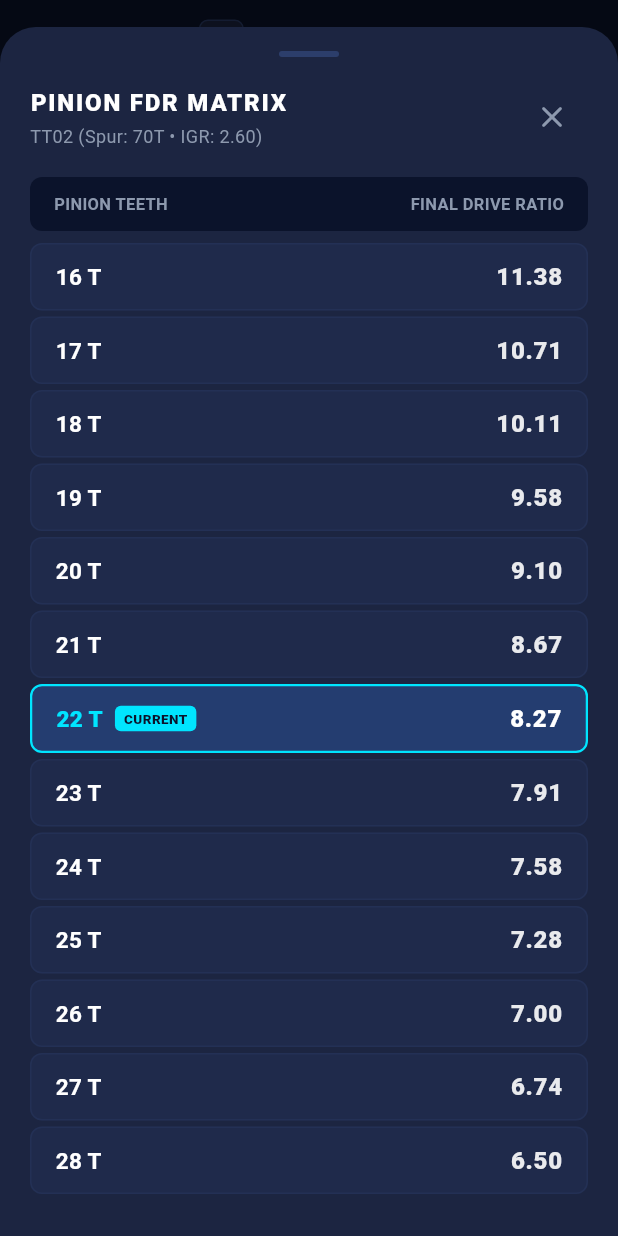
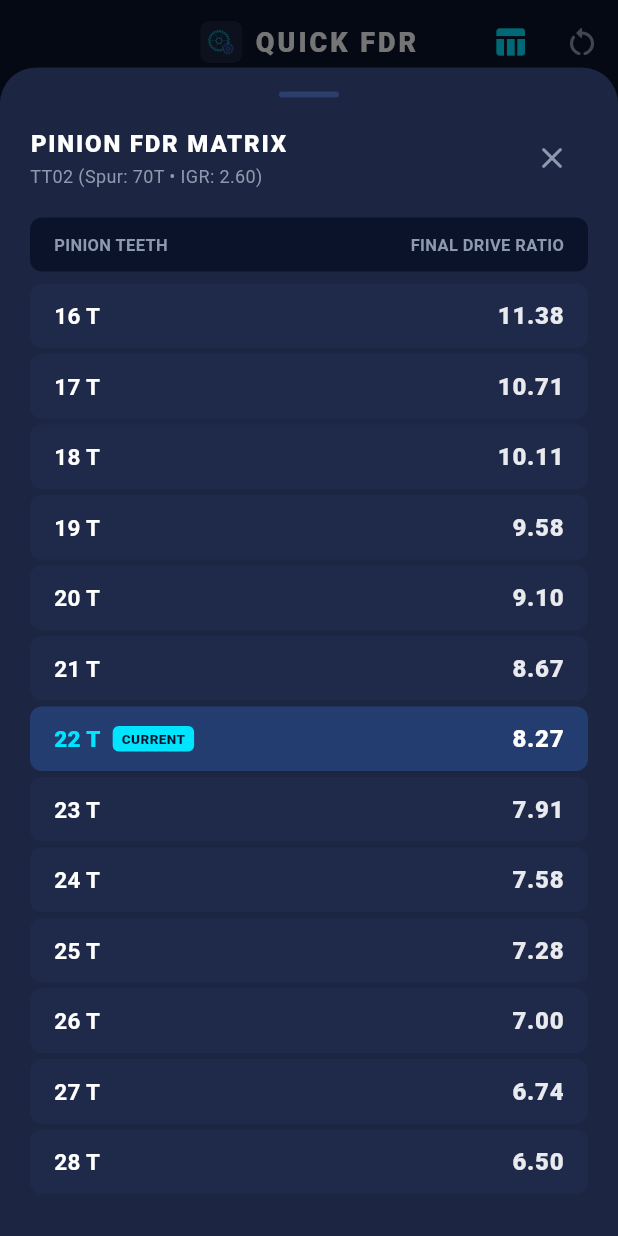
Before and after one commit to athallahannafis/quick-fdr, a Flutter app: the screen it shows after launch, after a tap on the "table chart" icon, on a phone screen of 412 x 824 dp. Run offline on Flutter 3.47's test engine with Material 3 defaults, Android fonts, the phone set to English and light mode, and no system bars; our stand-ins replace shared_preferences.

Commit message:
fix: set minimum  FDR and add refactor ui

```diff
--- a/lib/screens/calculator_screen.dart
+++ b/lib/screens/calculator_screen.dart
@@ -24,6 +24,9 @@ class CalculatorScreen extends StatefulWidget {
 }
 
 class _CalculatorScreenState extends State<CalculatorScreen> {
+  static const int _minPinion = 6;
+  static const int _maxPinion = 80;
+
   late final PresetStorage _storage;
 
   List<CarPreset> _presets = [];
@@ -136,9 +139,10 @@ class _CalculatorScreenState extends State<CalculatorScreen> {
         igr: _selectedPreset!.igr,
         currentSpur: _currentSpur,
         currentPinion: _currentPinion,
+        minPinion: _minPinion,
         onSelectPinion: (newPinion) {
           setState(() {
-            _currentPinion = newPinion;
+            _currentPinion = newPinion.clamp(_minPinion, _maxPinion);
           });
         },
       ),
@@ -179,7 +183,6 @@ class _CalculatorScreenState extends State<CalculatorScreen> {
               decoration: BoxDecoration(
                 color: RcTheme.surfaceNavy,
                 borderRadius: BorderRadius.circular(6),
-                border: Border.all(color: RcTheme.borderNavy),
               ),
               child: const RcGearLogo(size: 20),
             ),
@@ -251,8 +254,8 @@ class _CalculatorScreenState extends State<CalculatorScreen> {
                       label: 'PINION GEAR',
                       subtitle: 'Motor shaft gear',
                       value: _currentPinion,
-                      minValue: 8,
-                      maxValue: 80,
+                      minValue: _minPinion,
+                      maxValue: _maxPinion,
                       stepIntervals: const [1, 5],
                       onChanged: (val) {
                         setState(() {
--- a/lib/screens/splash_screen.dart
+++ b/lib/screens/splash_screen.dart
@@ -75,7 +75,6 @@ class _SplashScreenState extends State<SplashScreen> with SingleTickerProviderSt
                   decoration: BoxDecoration(
                     shape: BoxShape.circle,
                     color: RcTheme.surfaceNavy,
-                    border: Border.all(color: RcTheme.borderNavy, width: 2),
                     boxShadow: [
                       BoxShadow(
                         color: RcTheme.accentCyan.withValues(alpha: 0.12),
@@ -104,7 +103,6 @@ class _SplashScreenState extends State<SplashScreen> with SingleTickerProviderSt
                   decoration: BoxDecoration(
                     color: RcTheme.elevatedNavy,
                     borderRadius: BorderRadius.circular(20),
-                    border: Border.all(color: RcTheme.borderNavy, width: 1),
                   ),
                   child: const Text(
                     'RC FINAL DRIVE RATIO',
--- a/lib/theme/rc_theme.dart
+++ b/lib/theme/rc_theme.dart
@@ -43,7 +43,6 @@ class RcTheme {
         elevation: 4,
         shape: RoundedRectangleBorder(
           borderRadius: BorderRadius.circular(16),
-          side: const BorderSide(color: borderNavy, width: 1.2),
         ),
       ),
       inputDecorationTheme: InputDecorationTheme(
@@ -51,15 +50,23 @@ class RcTheme {
         fillColor: elevatedNavy,
         border: OutlineInputBorder(
           borderRadius: BorderRadius.circular(12),
-          borderSide: const BorderSide(color: borderNavy),
+          borderSide: BorderSide.none,
         ),
         enabledBorder: OutlineInputBorder(
           borderRadius: BorderRadius.circular(12),
-          borderSide: const BorderSide(color: borderNavy),
+          borderSide: BorderSide.none,
         ),
         focusedBorder: OutlineInputBorder(
           borderRadius: BorderRadius.circular(12),
-          borderSide: const BorderSide(color: accentCyan, width: 1.5),
+          borderSide: BorderSide.none,
+        ),
+        errorBorder: OutlineInputBorder(
+          borderRadius: BorderRadius.circular(12),
+          borderSide: BorderSide.none,
+        ),
+        focusedErrorBorder: OutlineInputBorder(
+          borderRadius: BorderRadius.circular(12),
+          borderSide: BorderSide.none,
         ),
         labelStyle: const TextStyle(color: textMuted),
         hintStyle: const TextStyle(color: textMuted),
--- a/lib/utils/fdr_calculator.dart
+++ b/lib/utils/fdr_calculator.dart
@@ -38,14 +38,16 @@ class FdrCalculator {
   /// Generates a reference lookup table for adjacent pinion sizes.
   ///
   /// [range] specifies how many teeth above and below [basePinion] to include.
+  /// [minPinion] specifies the lowest pinion tooth count to include.
   static List<Map<String, dynamic>> calculatePinionTable({
     required int spur,
     required double igr,
     required int basePinion,
     int range = 5,
+    int minPinion = 1,
   }) {
     final list = <Map<String, dynamic>>[];
-    final startPinion = (basePinion - range < 1) ? 1 : (basePinion - range);
+    final startPinion = (basePinion - range < minPinion) ? minPinion : (basePinion - range);
     final endPinion = basePinion + range;
 
     for (int p = startPinion; p <= endPinion; p++) {
--- a/lib/widgets/add_preset_dialog.dart
+++ b/lib/widgets/add_preset_dialog.dart
@@ -59,7 +59,6 @@ class _AddPresetDialogState extends State<AddPresetDialog> {
       backgroundColor: RcTheme.surfaceNavy,
       shape: RoundedRectangleBorder(
         borderRadius: BorderRadius.circular(20),
-        side: const BorderSide(color: RcTheme.borderNavy, width: 1.5),
       ),
       child: SingleChildScrollView(
         child: Padding(
@@ -100,7 +99,6 @@ class _AddPresetDialogState extends State<AddPresetDialog> {
                   decoration: BoxDecoration(
                     color: RcTheme.lockedGold.withValues(alpha: 0.12),
                     borderRadius: BorderRadius.circular(10),
-                    border: Border.all(color: RcTheme.lockedGold.withValues(alpha: 0.5)),
                   ),
                   child: const Row(
                     crossAxisAlignment: CrossAxisAlignment.start,
--- a/lib/widgets/fdr_telemetry_card.dart
+++ b/lib/widgets/fdr_telemetry_card.dart
@@ -29,7 +29,6 @@ class FdrTelemetryCard extends StatelessWidget {
       decoration: BoxDecoration(
         color: RcTheme.surfaceNavy,
         borderRadius: BorderRadius.circular(20),
-        border: Border.all(color: RcTheme.borderNavy, width: 1.5),
         boxShadow: [
           BoxShadow(
             color: RcTheme.accentCyan.withValues(alpha: 0.08),
@@ -91,7 +90,6 @@ class FdrTelemetryCard extends StatelessWidget {
                       decoration: BoxDecoration(
                         color: RcTheme.backgroundNavy,
                         borderRadius: BorderRadius.circular(8),
-                        border: Border.all(color: RcTheme.borderNavy),
                       ),
                       child: Text(
                         kitName.toUpperCase(),
@@ -136,7 +134,6 @@ class FdrTelemetryCard extends StatelessWidget {
                   decoration: BoxDecoration(
                     color: RcTheme.backgroundNavy.withValues(alpha: 0.8),
                     borderRadius: BorderRadius.circular(10),
-                    border: Border.all(color: RcTheme.borderNavy),
                   ),
                   child: Row(
                     mainAxisAlignment: MainAxisAlignment.center,
--- a/lib/widgets/gear_stepper.dart
+++ b/lib/widgets/gear_stepper.dart
@@ -38,7 +38,6 @@ class GearStepper extends StatelessWidget {
           backgroundColor: RcTheme.surfaceNavy,
           shape: RoundedRectangleBorder(
             borderRadius: BorderRadius.circular(16),
-            side: const BorderSide(color: RcTheme.borderNavy),
           ),
           title: Text(
             'Set $label Teeth',
@@ -120,7 +119,6 @@ class GearStepper extends StatelessWidget {
                     decoration: BoxDecoration(
                       color: RcTheme.elevatedNavy,
                       borderRadius: BorderRadius.circular(6),
-                      border: Border.all(color: RcTheme.borderNavy.withValues(alpha: 0.5)),
                     ),
                     child: Text(
                       subtitle!,
@@ -144,7 +142,6 @@ class GearStepper extends StatelessWidget {
                 decoration: BoxDecoration(
                   color: RcTheme.backgroundNavy.withValues(alpha: 0.6),
                   borderRadius: BorderRadius.circular(12),
-                  border: Border.all(color: RcTheme.borderNavy),
                 ),
                 child: Row(
                   mainAxisAlignment: MainAxisAlignment.center,
@@ -232,12 +229,6 @@ class GearStepper extends StatelessWidget {
         child: Container(
           padding: const EdgeInsets.symmetric(vertical: 12),
           alignment: Alignment.center,
-          decoration: BoxDecoration(
-            borderRadius: BorderRadius.circular(10),
-            border: Border.all(
-              color: isPrimary ? RcTheme.accentCyan.withValues(alpha: 0.5) : RcTheme.borderNavy,
-            ),
-          ),
           child: Text(
             text,
             style: TextStyle(
--- a/lib/widgets/kit_selector_chips.dart
+++ b/lib/widgets/kit_selector_chips.dart
@@ -27,7 +27,6 @@ class KitSelectorChips extends StatelessWidget {
           backgroundColor: RcTheme.surfaceNavy,
           shape: RoundedRectangleBorder(
             borderRadius: BorderRadius.circular(16),
-            side: const BorderSide(color: RcTheme.borderNavy),
           ),
           title: Text(
             'Delete ${preset.name}?',
@@ -79,7 +78,7 @@ class KitSelectorChips extends StatelessWidget {
                 ),
               ),
               backgroundColor: RcTheme.surfaceNavy,
-              side: BorderSide(color: RcTheme.accentCyan.withValues(alpha: 0.5), width: 1.2),
+              side: BorderSide.none,
               shape: RoundedRectangleBorder(borderRadius: BorderRadius.circular(24)),
               onPressed: onAddPreset,
             );
@@ -96,13 +95,6 @@ class KitSelectorChips extends StatelessWidget {
               borderRadius: BorderRadius.circular(24),
               child: Container(
                 padding: const EdgeInsets.symmetric(horizontal: 14, vertical: 8),
-                decoration: BoxDecoration(
-                  borderRadius: BorderRadius.circular(24),
-                  border: Border.all(
-                    color: isSelected ? RcTheme.accentCyan : RcTheme.borderNavy,
-                    width: isSelected ? 1.5 : 1.0,
-                  ),
-                ),
                 child: Row(
                   mainAxisSize: MainAxisSize.min,
                   children: [
--- a/lib/widgets/pinion_matrix_sheet.dart
+++ b/lib/widgets/pinion_matrix_sheet.dart
@@ -8,6 +8,7 @@ class PinionMatrixSheet extends StatelessWidget {
   final double igr;
   final int currentSpur;
   final int currentPinion;
+  final int minPinion;
   final ValueChanged<int> onSelectPinion;
 
   const PinionMatrixSheet({
@@ -16,6 +17,7 @@ class PinionMatrixSheet extends StatelessWidget {
     required this.igr,
     required this.currentSpur,
     required this.currentPinion,
+    this.minPinion = 6,
     required this.onSelectPinion,
   });
 
@@ -26,6 +28,7 @@ class PinionMatrixSheet extends StatelessWidget {
       igr: igr,
       basePinion: currentPinion,
       range: 6,
+      minPinion: minPinion,
     );
 
     return Container(
@@ -139,10 +142,6 @@ class PinionMatrixSheet extends StatelessWidget {
                     decoration: BoxDecoration(
                       color: isCurrent ? RcTheme.electricBlue.withValues(alpha: 0.25) : RcTheme.elevatedNavy.withValues(alpha: 0.5),
                       borderRadius: BorderRadius.circular(8),
-                      border: Border.all(
-                        color: isCurrent ? RcTheme.accentCyan : RcTheme.borderNavy.withValues(alpha: 0.3),
-                        width: isCurrent ? 1.5 : 1.0,
-                      ),
                     ),
                     child: Row(
                       mainAxisAlignment: MainAxisAlignment.spaceBetween,
```
Also changed, not shown: 2 other files.
